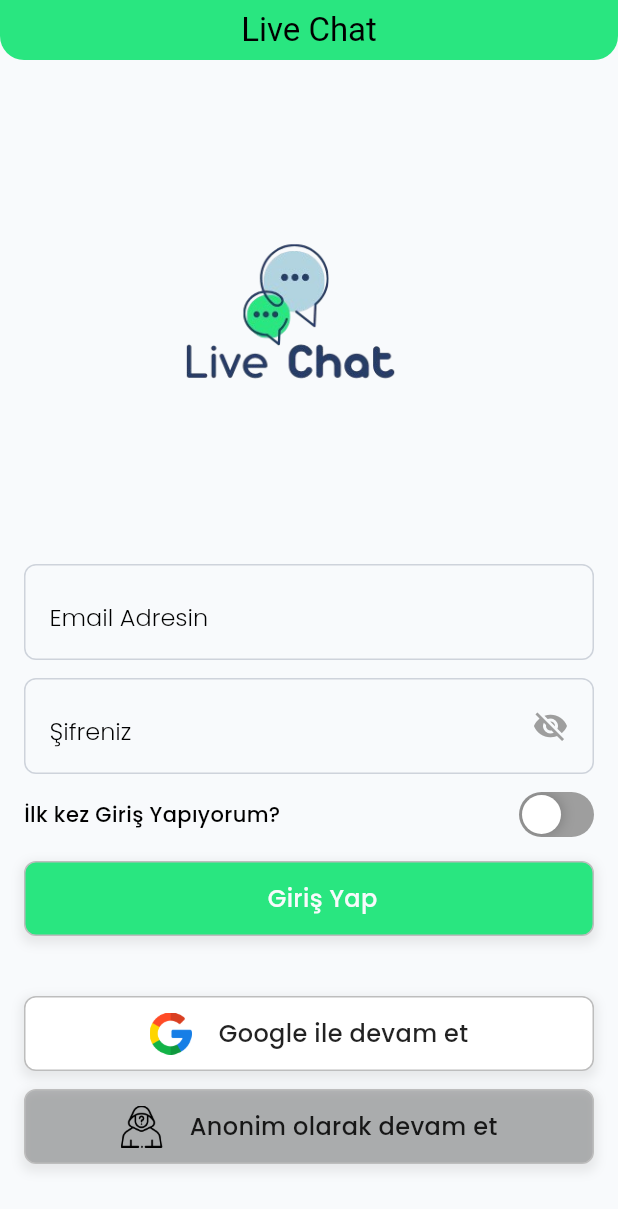
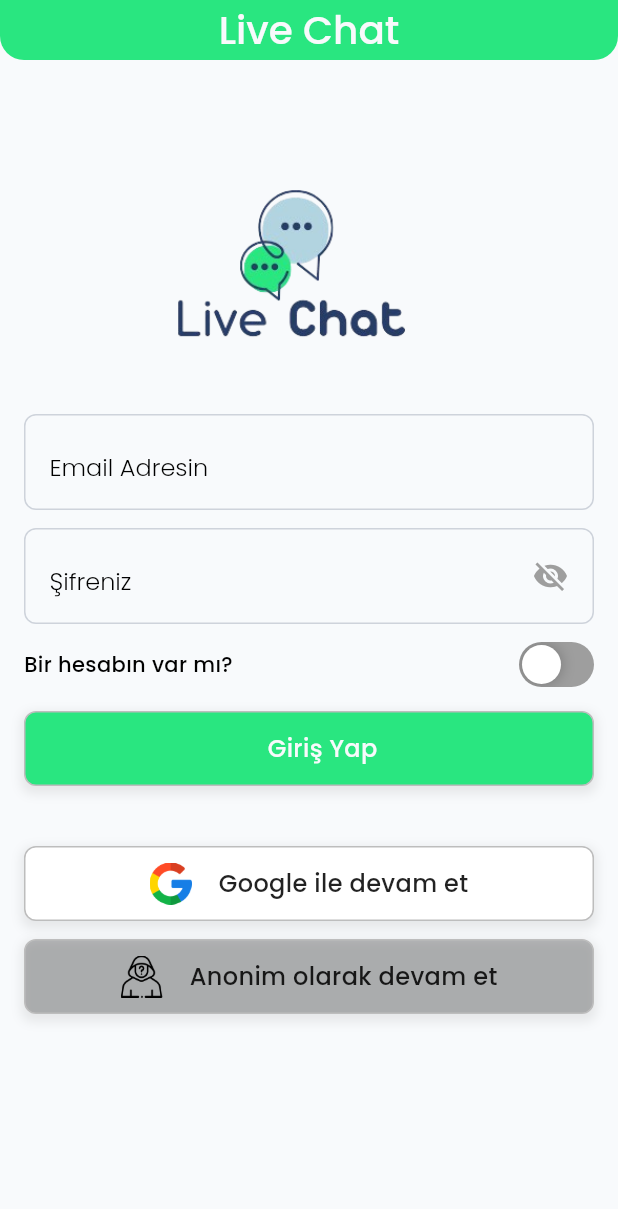
Before and after one commit to Arifcngk/Advented_Live_Chat_App, a Flutter app: the screen it shows after launch, after a tap on "Giriş Yap", on a phone screen of 412 x 824 dp. Shown: the top 1209 px of the screen. Run offline on Flutter 3.47's test engine with Material 3 defaults, Android fonts, the phone set to English and light mode, and no system bars; drawn by our look-alikes of flutter_advanced_switch; our stand-ins replace firebase_auth, firebase_core, get_it, google_fonts, google_sign_in; accounts and stored records are empty; network calls fail.

Commit message:
feat : email and password login actions added

```diff
--- a/lib/constant/theme/theme.dart
+++ b/lib/constant/theme/theme.dart
@@ -15,5 +15,6 @@ ThemeData buildAppTheme() {
       elevation: 0,
     ),
     scaffoldBackgroundColor: const Color(0xFFF8FAFC),
+
   );
 }
--- a/lib/repository/user_repo.dart
+++ b/lib/repository/user_repo.dart
@@ -1,4 +1,3 @@
-import 'dart:math';
 
 import 'package:live_chat/constant/app/locator.dart';
 import 'package:live_chat/model/user_model.dart';
--- a/lib/screen/auth/login_screen_view.dart
+++ b/lib/screen/auth/login_screen_view.dart
@@ -16,7 +16,6 @@ class _LoginScreenViewState extends State<LoginScreenView> {
   final TextEditingController _emailController = TextEditingController();
   final TextEditingController _passwordController = TextEditingController();
   final _switchController = ValueNotifier<bool>(false);
-  bool _checked = false;
   // kullanıcı ilk kez kayıt olacaksa
 
   // Anonim giriş methodu
@@ -42,19 +41,6 @@ class _LoginScreenViewState extends State<LoginScreenView> {
 
     try {
       if (_switchController.value == false) {
-        // Giriş yap
-        print("Giriş yapılıyor...");
-        UserModel? _signinUser = await userViewModel.sigInEmailAndPassword(
-          _emailController.text,
-          _passwordController.text,
-        );
-
-        if (_signinUser != null) {
-          print("Başarıyla giriş yapıldı: ${_signinUser.userID}");
-        } else {
-          print("Giriş başarısız.");
-        }
-      } else {
         // Yeni kullanıcı oluştur
         print("Yeni kullanıcı oluşturuluyor...");
         UserModel? _creatingUser = await userViewModel.createEmailAndPassword(
@@ -68,6 +54,19 @@ class _LoginScreenViewState extends State<LoginScreenView> {
           );
         } else {
           print("Kullanıcı oluşturma başarısız.");
+        }
+      } else {
+        // Giriş yap
+        print("Giriş yapılıyor...");
+        UserModel? _signinUser = await userViewModel.sigInEmailAndPassword(
+          _emailController.text,
+          _passwordController.text,
+        );
+
+        if (_signinUser != null) {
+          print("Başarıyla giriş yapıldı: ${_signinUser.userID}");
+        } else {
+          print("Giriş başarısız.");
         }
       }
     } catch (e) {
@@ -92,7 +91,17 @@ class _LoginScreenViewState extends State<LoginScreenView> {
         preferredSize: Size.fromHeight(40),
         child: ClipRRect(
           borderRadius: BorderRadius.vertical(bottom: Radius.circular(16)),
-          child: AppBar(title: Text("Live Chat"), elevation: 0),
+          child: AppBar(
+            title: Text(
+              "Live Chat",
+              style: GoogleFonts.poppins(
+                color: Color(0xFFF8FAFC),
+                fontWeight: FontWeight.w500,
+                fontSize: 26,
+              ),
+            ),
+            elevation: 0,
+          ),
         ),
       ),
       body: Padding(
@@ -101,8 +110,8 @@ class _LoginScreenViewState extends State<LoginScreenView> {
           child: Column(
             children: [
               Padding(
-                padding: const EdgeInsets.only(left: 24),
-                child: Image.asset("assets/images/ss-1.png", height: 320),
+                padding: const EdgeInsets.only(left: 30),
+                child: Image.asset("assets/images/ss-2.png", height: 220),
               ),
               CustomTextFieldCardWidget(
                 controller: _emailController,
@@ -121,7 +130,7 @@ class _LoginScreenViewState extends State<LoginScreenView> {
                 mainAxisAlignment: MainAxisAlignment.spaceBetween,
                 children: [
                   Text(
-                    "İlk kez Giriş Yapıyorum?",
+                    "Bir hesabın var mı?",
                     style: GoogleFonts.poppins(
                       fontSize: 14,
                       fontWeight: FontWeight.w500,
```
Also changed, not shown: lib/screen/home_view_screen.dart (+19 -4 lines), lib/services/firebase_auth_service.dart (+14 -2 lines), assets/icons/edit.png (added), assets/images/ss-2.png (added).
